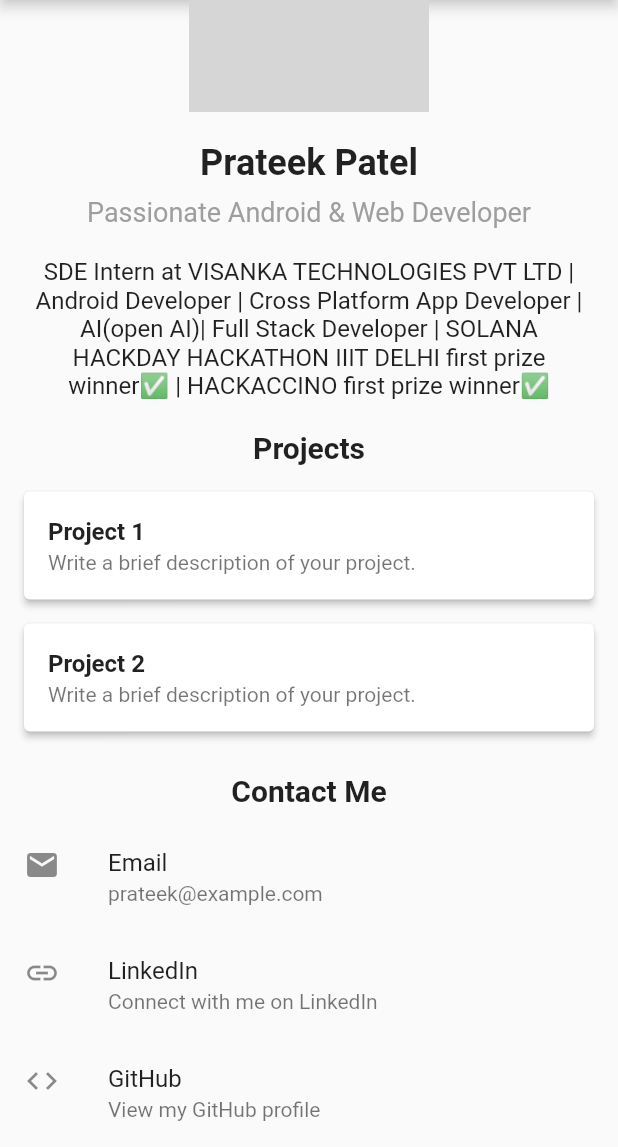
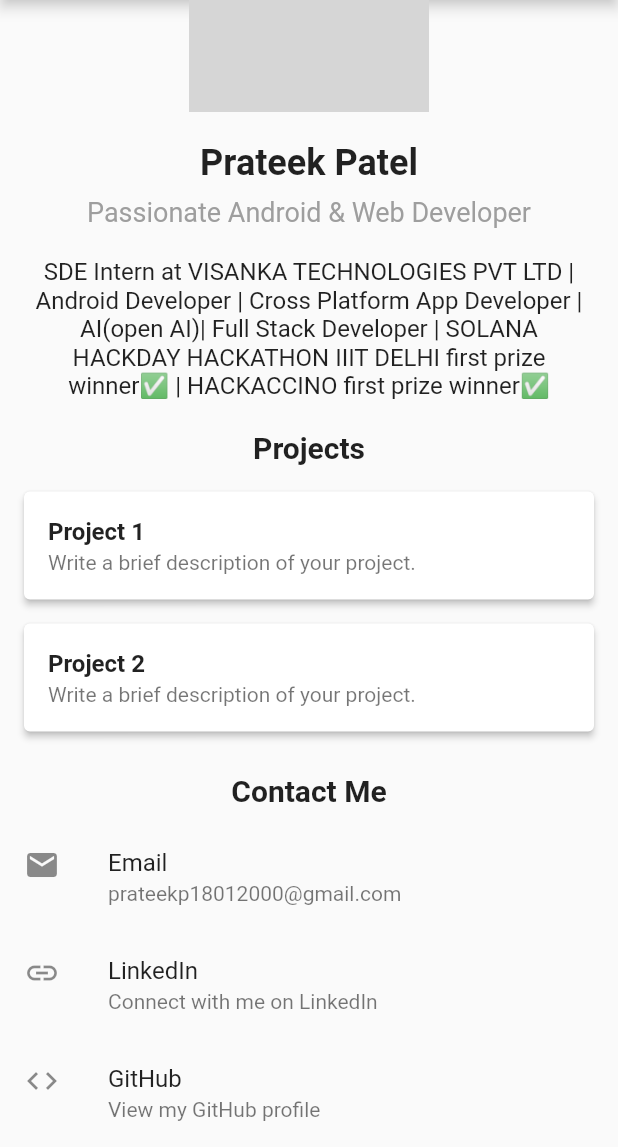
Before and after one commit to prateekp273/my_portfolio_app_using_flutter, a Flutter app: the screen it shows after launch, scrolled down 102 dp, on a phone screen of 412 x 824 dp, the part 89-1236 px from its top. Run offline on Flutter 3.47's test engine with Material 2 defaults, Android fonts, the phone set to English and light mode, and no system bars; grey boxes are pictures that could not be loaded.

```diff
--- a/lib/main.dart
+++ b/lib/main.dart
@@ -24,9 +24,9 @@ class PortfolioScreen extends StatelessWidget {
   final String title = "Passionate Android & Web Developer";
   final String about =
       "SDE Intern at VISANKA TECHNOLOGIES PVT LTD | Android Developer | Cross Platform App Developer | AI(open AI)| Full Stack Developer | SOLANA HACKDAY HACKATHON IIIT DELHI first prize winner✅ | HACKACCINO first prize winner✅";
-  final String email = "prateek@example.com";
-  final String linkedIn = "https://www.linkedin.com/in/prateekpatel";
-  final String github = "https://github.com/prateekpatel20";
+  final String email = "prateekp18012000@gmail.com";
+  final String linkedIn = "https://www.linkedin.com/in/prateek-patel273/";
+  final String github = "https://github.com/prateekp273";
 
   final List<Map<String, dynamic>> projects = [
     {
```
